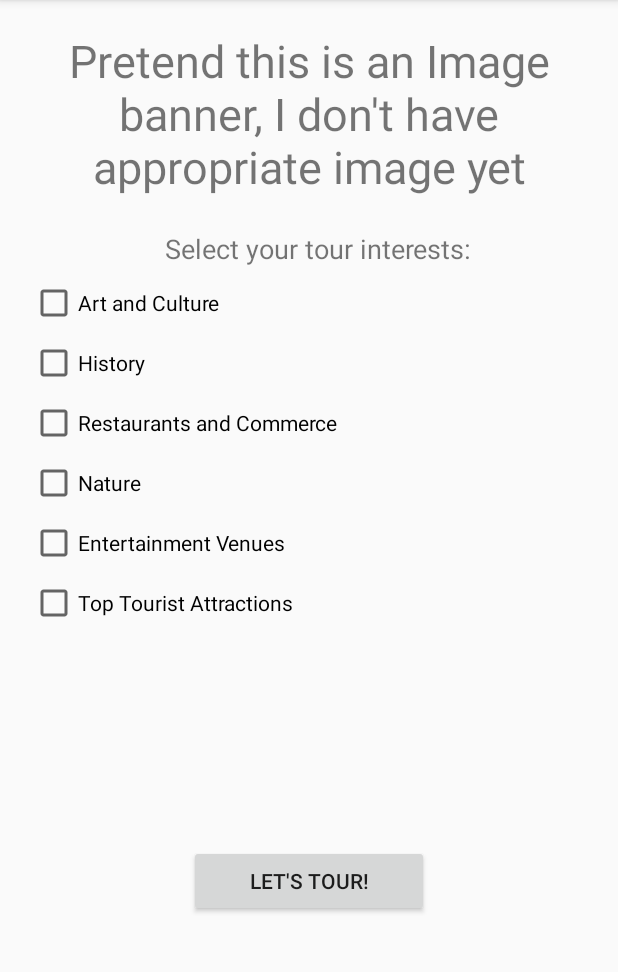
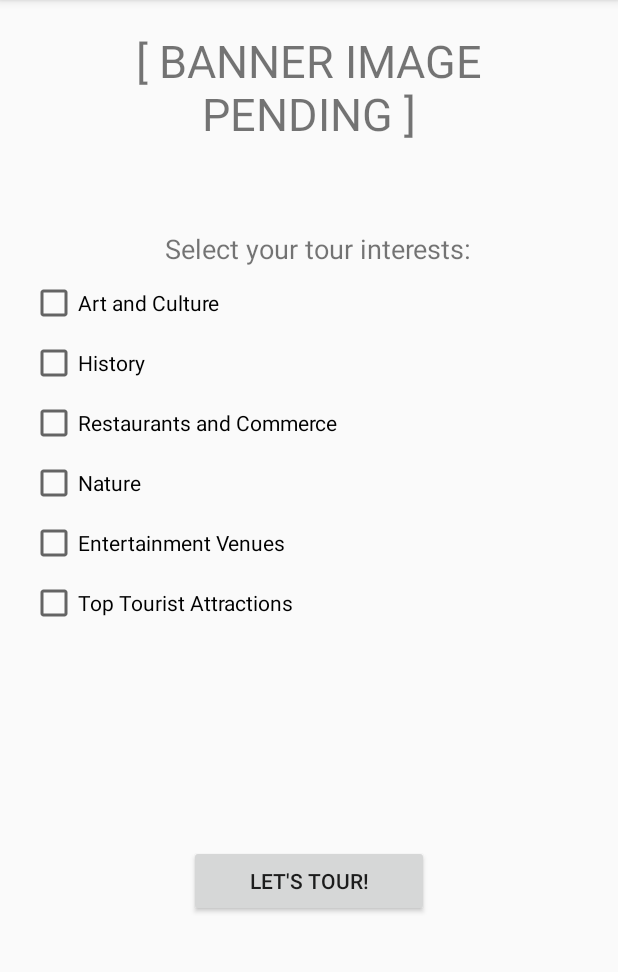
Before and after one commit to keshrs/AmbienTours, an Android app: the InterestSelectionActivity screen opened directly, with no data from a screen before it, on a phone screen of 412 x 824 dp, the part 84-1056 px from its top. Run offline under Robolectric (Android 15) with nearby library versions, the phone set to English and light mode, and no system bars.

```diff
--- a/app/src/main/res/layout/activity_interest_selection.xml
+++ b/app/src/main/res/layout/activity_interest_selection.xml
@@ -13,7 +13,7 @@
         android:layout_marginEnd="8dp"
         android:layout_marginStart="8dp"
         android:layout_marginTop="20dp"
-        android:text="Pretend this is an Image banner, I don't have appropriate image yet"
+        android:text="[ BANNER IMAGE PENDING ]"
         android:textAlignment="center"
         android:textSize="30sp"
         app:layout_constraintEnd_toEndOf="parent"
```
Also changed, not shown: 2 other files.
